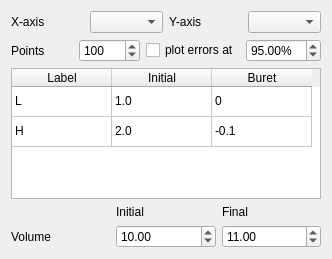
First picture: the form in forms/titrsimu.ui, repository salvadorblasco/apes, before the edit.
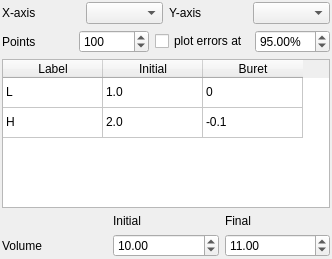
Second picture: the form after the edit.

Patch:
```diff
--- a/forms/titrsimu.ui
+++ b/forms/titrsimu.ui
@@ -14,6 +14,18 @@
    <string>Form</string>
   </property>
   <layout class="QVBoxLayout" name="verticalLayout">
+   <property name="leftMargin">
+    <number>2</number>
+   </property>
+   <property name="topMargin">
+    <number>2</number>
+   </property>
+   <property name="rightMargin">
+    <number>2</number>
+   </property>
+   <property name="bottomMargin">
+    <number>2</number>
+   </property>
    <item>
     <layout class="QHBoxLayout" name="hl_1">
      <item>
```
Left out of the diff: 2 changed lines with no effect on the pictures.
